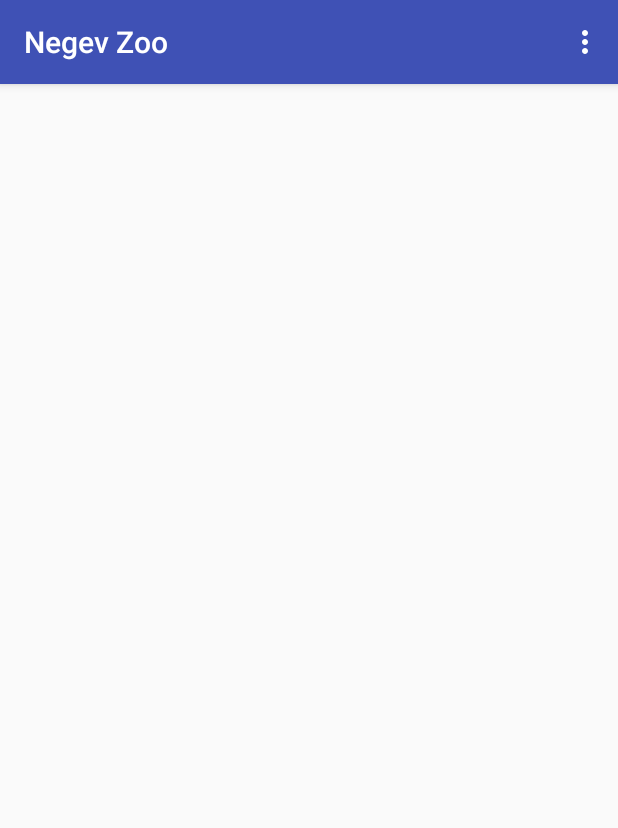
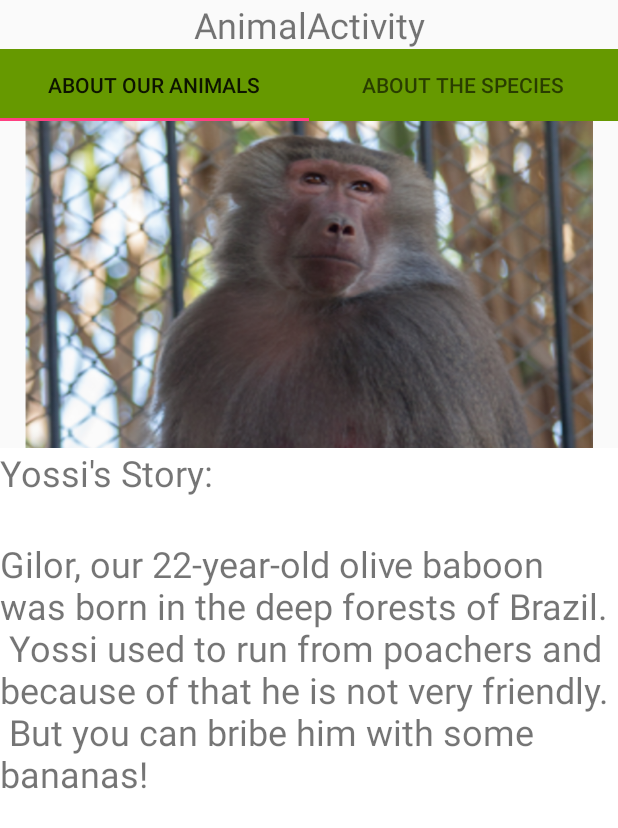
Before and after one commit to avivmag/Zoo-App, an Android app: the screen it shows after launch (MainActivity before the commit, AnimalActivity after it), on a phone screen of 412 x 824 dp. Shown: the top 828 px of the screen. Run offline under Robolectric (Android 15) with nearby library versions, the phone set to English and light mode, and no system bars.

Commit message:
Added animal activity.

```diff
--- a/ZooVisitors/app/build.gradle
+++ b/ZooVisitors/app/build.gradle
@@ -22,6 +22,9 @@ dependencies {
     implementation fileTree(dir: 'libs', include: ['*.jar'])
     implementation 'com.android.support:appcompat-v7:26.1.0'
     implementation 'com.android.support.constraint:constraint-layout:1.0.2'
+    implementation 'com.android.support:design:26.1.0'
+    implementation 'com.android.support:support-v4:26.1.0'
+    'com.android.support:support-v13:+'
     testImplementation 'junit:junit:4.12'
     androidTestImplementation 'com.android.support.test:runner:1.0.1'
     androidTestImplementation 'com.android.support.test.espresso:espresso-core:3.0.1'
--- /dev/null
+++ b/ZooVisitors/app/src/main/java/com/zoovisitors/pl/AnimalActivity.java
@@ -0,0 +1,42 @@
+package com.zoovisitors.pl;
+
+import android.os.Bundle;
+import android.support.design.widget.FloatingActionButton;
+import android.support.design.widget.Snackbar;
+import android.support.design.widget.TabLayout;
+import android.support.v4.view.ViewPager;
+import android.support.v7.app.AppCompatActivity;
+import android.support.v7.widget.Toolbar;
+import android.view.View;
+
+import com.zoovisitors.R;
+
+public class AnimalActivity extends AppCompatActivity {
+
+    @Override
+    protected void onCreate(Bundle savedInstanceState) {
+        super.onCreate(savedInstanceState);
+        setContentView(R.layout.activity_animal);
+
+        // Find the view pager that will allow the user to swipe between fragments
+        final ViewPager viewPager = (ViewPager) findViewById(R.id.viewpager);
+
+        // Create an adapter that knows which fragment should be shown on each page
+        FragmentAdapter adapter = new FragmentAdapter(this, getSupportFragmentManager());
+
+        // Set the adapter onto the view pager
+        viewPager.setAdapter(adapter);
+
+        // Give the TabLayout the ViewPager
+        final TabLayout tabLayout = (TabLayout) findViewById(R.id.animalTab);
+        tabLayout.setupWithViewPager(viewPager);
+        tabLayout.post(new Runnable() {
+            @Override
+            public void run() {
+                tabLayout.setupWithViewPager(viewPager);
+            }
+        });
+        tabLayout.getTabAt(0).setText(getResources().getText(R.string.about_animal));
+        tabLayout.getTabAt(1).setText(getResources().getText(R.string.about_species));
+    }
+}
--- /dev/null
+++ b/ZooVisitors/app/src/main/java/com/zoovisitors/pl/FragmentAdapter.java
@@ -0,0 +1,53 @@
+package com.zoovisitors.pl;
+
+/**
+ * Created by oripa on 12/28/2017.
+ */
+
+import android.content.Context;
+import android.support.v4.app.Fragment;
+import android.support.v4.app.FragmentManager;
+import android.support.v4.app.FragmentPagerAdapter;
+import com.zoovisitors.R;
+
+public class FragmentAdapter extends FragmentPagerAdapter {
+    private Context mContext;
+
+    // tab titles
+    private String[] tabTitles = new String[]{"about_animal", "about_species"};
+
+    public FragmentAdapter(Context context, FragmentManager fm) {
+        super(fm);
+        mContext = context;
+    }
+
+    // This determines the fragment for each tab
+    @Override
+    public Fragment getItem(int position) {
+        if (position == 0) {
+            return new about_animal_fragment();
+        } else {
+            return new about_species_fragment();
+        }
+    }
+
+    // This determines the number of tabs
+    @Override
+    public int getCount() {
+        return tabTitles.length;
+    }
+
+    // This determines the title for each tab
+    @Override
+    public CharSequence getPageTitle(int position) {
+        // Generate title based on item position
+        switch (position) {
+            case 0:
+                return mContext.getString(R.string.about_animal);
+            case 1:
+                return mContext.getString(R.string.about_species);
+            default:
+                return null;
+        }
+    }
+}
--- /dev/null
+++ b/ZooVisitors/app/src/main/java/com/zoovisitors/pl/about_animal_fragment.java
@@ -0,0 +1,32 @@
+package com.zoovisitors.pl;
+
+
+import android.os.Bundle;
+import android.support.v4.app.Fragment;
+import android.view.LayoutInflater;
+import android.view.View;
+import android.view.ViewGroup;
+import android.widget.TextView;
+import android.support.v4.app.FragmentPagerAdapter;
+
+import com.zoovisitors.R;
+
+/**
+ * A simple {@link Fragment} subclass.
+ */
+public class about_animal_fragment extends Fragment {
+
+
+    public about_animal_fragment() {
+        // Required empty public constructor
+    }
+
+
+    @Override
+    public View onCreateView(LayoutInflater inflater, ViewGroup                  container, Bundle savedInstanceState) {
+        View rootView = inflater.inflate(R.layout.about_animal_res, container, false);
+
+        return rootView;
+    }
+
+}
--- /dev/null
+++ b/ZooVisitors/app/src/main/java/com/zoovisitors/pl/about_species_fragment.java
@@ -0,0 +1,31 @@
+package com.zoovisitors.pl;
+
+
+import android.os.Bundle;
+import android.support.v4.app.Fragment;
+import android.view.LayoutInflater;
+import android.view.View;
+import android.view.ViewGroup;
+import android.widget.TextView;
+
+import com.zoovisitors.R;
+
+/**
+ * A simple {@link Fragment} subclass.
+ */
+public class about_species_fragment extends Fragment {
+
+
+    public about_species_fragment() {
+        // Required empty public constructor
+    }
+
+
+    @Override
+    public View onCreateView(LayoutInflater inflater, ViewGroup container, Bundle savedInstanceState) {
+        View rootView = inflater.inflate(R.layout.about_species_res, container, false);
+
+        return rootView;
+    }
+
+}
--- /dev/null
+++ b/ZooVisitors/app/src/main/res/layout/about_animal_res.xml
@@ -0,0 +1,29 @@
+<?xml version="1.0" encoding="utf-8"?>
+<android.support.constraint.ConstraintLayout xmlns:android="http://schemas.android.com/apk/res/android"
+    xmlns:tools="http://schemas.android.com/tools"
+    android:layout_height="match_parent"
+    android:layout_width="match_parent">
+    <LinearLayout
+        android:id="@+id/linear55"
+        android:layout_width="wrap_content"
+        android:layout_height="wrap_content"
+        android:orientation="vertical"
+        tools:ignore="MissingConstraints"
+        tools:layout_editor_absoluteY="0dp">
+
+        <TextView
+            android:id="@+id/animal_story_headline"
+            android:layout_width="match_parent"
+            android:layout_height="wrap_content"
+            android:text="Yossi's Story:\n"
+            android:textSize="24sp" />
+
+        <TextView
+            android:id="@+id/animal_story"
+            android:layout_width="match_parent"
+            android:layout_height="wrap_content"
+            android:text="@string/story"
+            android:textSize="24sp" />
+
+    </LinearLayout>
+</android.support.constraint.ConstraintLayout>
--- /dev/null
+++ b/ZooVisitors/app/src/main/res/layout/activity_animal.xml
@@ -0,0 +1,65 @@
+<?xml version="1.0" encoding="utf-8"?>
+<android.support.constraint.ConstraintLayout xmlns:android="http://schemas.android.com/apk/res/android"
+    xmlns:app="http://schemas.android.com/apk/res-auto"
+    xmlns:tools="http://schemas.android.com/tools"
+    android:layout_width="match_parent"
+    android:layout_height="match_parent"
+    android:minHeight="0dp"
+    tools:context="com.zoovisitors.pl.AnimalActivity">
+
+    <LinearLayout
+        android:id="@+id/linear"
+        android:layout_width="wrap_content"
+        android:layout_height="wrap_content"
+        android:orientation="vertical"
+        app:layout_constraintEnd_toEndOf="parent"
+        app:layout_constraintHorizontal_bias="0.0"
+        app:layout_constraintStart_toStartOf="parent"
+        tools:ignore="MissingConstraints"
+        tools:layout_editor_absoluteY="0dp">
+
+        <TextView
+            android:id="@+id/textView2"
+            android:layout_width="match_parent"
+            android:layout_height="wrap_content"
+            android:text="@string/title_activity_animal"
+            android:textAlignment="center"
+            android:textSize="24sp" />
+
+        <android.support.design.widget.TabLayout
+            android:id="@+id/animalTab"
+            android:layout_width="match_parent"
+            android:layout_height="match_parent"
+            android:background="@android:color/holo_green_dark">
+
+            <android.support.design.widget.TabItem
+                android:id="@+id/about_animal"
+                android:layout_width="wrap_content"
+                android:layout_height="wrap_content"
+                android:text="@string/about_animal" />
+
+            <android.support.design.widget.TabItem
+                android:id="@+id/about_species"
+                android:layout_width="wrap_content"
+                android:layout_height="wrap_content"
+                android:text="@string/about_species" />
+
+        </android.support.design.widget.TabLayout>
+
+        <ImageView
+            android:id="@+id/imageView4"
+            android:layout_width="match_parent"
+            android:layout_height="218dp"
+            android:baselineAligned="false"
+            app:srcCompat="@drawable/olive" />
+
+        <android.support.v4.view.ViewPager
+            android:id="@+id/viewpager"
+            android:layout_width="match_parent"
+            android:layout_height="match_parent"
+            android:background="@android:color/white" />
+
+    </LinearLayout>
+
+
+</android.support.constraint.ConstraintLayout>
--- a/ZooVisitors/app/src/main/res/layout/activity_enclosure.xml
+++ b/ZooVisitors/app/src/main/res/layout/activity_enclosure.xml
@@ -17,5 +17,7 @@
 
         </LinearLayout>
 
+
+
     </ScrollView>
 </android.support.constraint.ConstraintLayout>
--- a/ZooVisitors/app/src/main/res/layout/activity_main.xml
+++ b/ZooVisitors/app/src/main/res/layout/activity_main.xml
@@ -7,6 +7,4 @@
     tools:context="com.zoovisitors.pl.MainActivity">
 
 
-
-
 </android.support.constraint.ConstraintLayout>
--- /dev/null
+++ b/ZooVisitors/app/src/main/res/values/dimens.xml
@@ -0,0 +1,3 @@
+<resources>
+    <dimen name="fab_margin">16dp</dimen>
+</resources>
--- a/ZooVisitors/app/src/main/res/values/strings.xml
+++ b/ZooVisitors/app/src/main/res/values/strings.xml
@@ -1,9 +1,23 @@
 <resources>
     <string name="app_name">Negev Zoo</string>
+    <string name="animal_name">Olive Baboon</string>
     <string name="notifications">notifications</string>
     <string name="language">language</string>
     <string name="language_eng">english</string>
     <string name="language_heb">hebrew</string>
     <string name="language_arb">arabic</string>
     <string name="language_rus">russian</string>
+
+    <!-- Animal Activity -->
+    <string name="title_activity_animal">AnimalActivity</string>
+    <string name="about_animal">About our animals</string>
+    <string name="about_species">About the species</string>
+    <string name="story">Gilor, our 22-year-old olive baboon was born in the deep forests of Brazil.\n Yossi used to run from poachers and because of that he is not very friendly.\n But you can bribe him with some bananas!</string>
+    <string name="category">Category: Killer Apes</string>
+    <string name="series">Series: M6</string>
+    <string name="family">Family: Apes</string>
+    <string name="distribution">Distribution: South America</string>
+    <string name="reproduction">Reproduction: 50,000</string>
+    <string name="food">Food: BANANAS! YUMMM</string>
+
 </resources>
--- a/ZooVisitors/app/src/main/res/values/styles.xml
+++ b/ZooVisitors/app/src/main/res/values/styles.xml
@@ -8,4 +8,13 @@
         <item name="colorAccent">@color/colorAccent</item>
     </style>
 
+    <style name="AppTheme.NoActionBar">
+        <item name="windowActionBar">false</item>
+        <item name="windowNoTitle">true</item>
+    </style>
+
+    <style name="AppTheme.AppBarOverlay" parent="ThemeOverlay.AppCompat.Dark.ActionBar" />
+
+    <style name="AppTheme.PopupOverlay" parent="ThemeOverlay.AppCompat.Light" />
+
 </resources>
```
Also changed, not shown: ZooVisitors/app/src/main/AndroidManifest.xml (+7 -3 lines), ZooVisitors/app/src/main/res/layout/about_species_res.xml (added, +58 -0 lines), ZooVisitors/app/src/main/res/drawable/olive.png (added), 1 other file.
